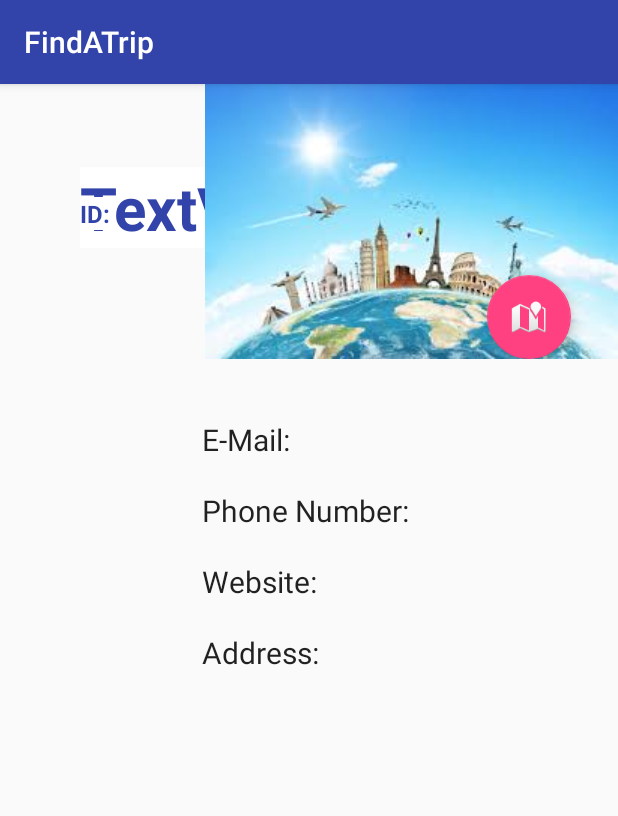
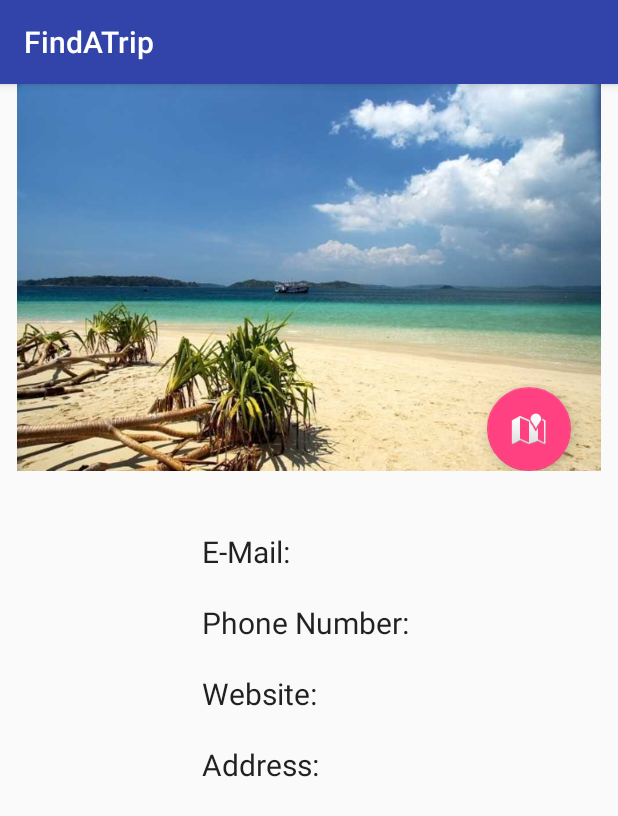
Before and after one commit to mets634/FindATrip, an Android app: the TripActivity screen opened directly, with no data from a screen before it, on a phone screen of 412 x 824 dp. Shown: the top 816 px of the screen. Run offline under Robolectric (Android 15) with nearby library versions, the light colour scheme and no system bars.

Commit message:
Starting Trips Activity

```diff
--- a/app/src/main/res/layout/activity_trip.xml
+++ b/app/src/main/res/layout/activity_trip.xml
@@ -85,13 +85,10 @@
 
                 <ImageView
                     android:layout_width="wrap_content"
-                    android:layout_height="wrap_content"
-                    app:srcCompat="@drawable/trips_photo"
+                    android:layout_height="258dp"
                     android:id="@+id/imageView"
                     android:cropToPadding="false"
-                    android:layout_alignParentTop="true"
-                    android:layout_alignParentRight="true"
-                    android:layout_alignParentEnd="true" />
+                    app:srcCompat="@drawable/trips_photo" />
 
             </RelativeLayout>
 
```
Also changed, not shown: app/src/main/res/drawable/trips_photo.jpg, 2 other files.
